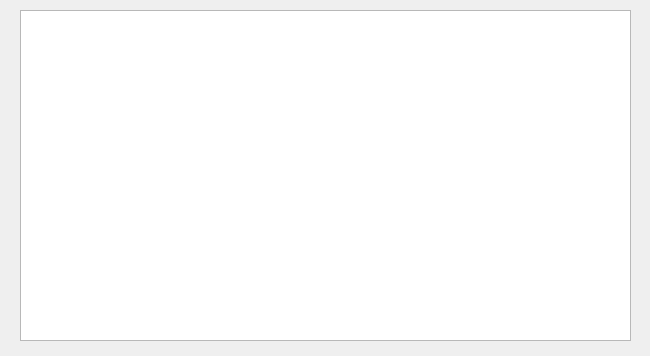
Before: the Qt Designer form mail_box.ui in antonsavchenko94/Authorization, drawn with Qt 5.
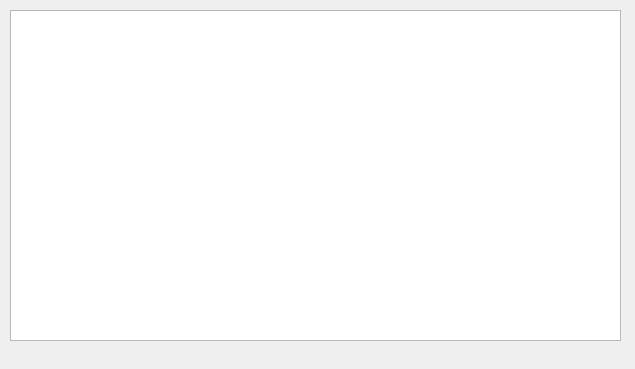
After: the same form once the commit is applied.

Commit message: resize a widget

```diff
--- a/mail_box.ui
+++ b/mail_box.ui
@@ -6,8 +6,8 @@
    <rect>
     <x>0</x>
     <y>0</y>
-    <width>650</width>
-    <height>356</height>
+    <width>635</width>
+    <height>369</height>
    </rect>
   </property>
   <property name="windowTitle">
@@ -16,12 +16,15 @@
   <widget class="QTextEdit" name="textEdit">
    <property name="geometry">
     <rect>
-     <x>20</x>
+     <x>10</x>
      <y>10</y>
      <width>611</width>
      <height>331</height>
     </rect>
    </property>
+   <property name="readOnly">
+    <bool>true</bool>
+   </property>
   </widget>
  </widget>
  <resources/>
```
The commit also changes 1 other file.
